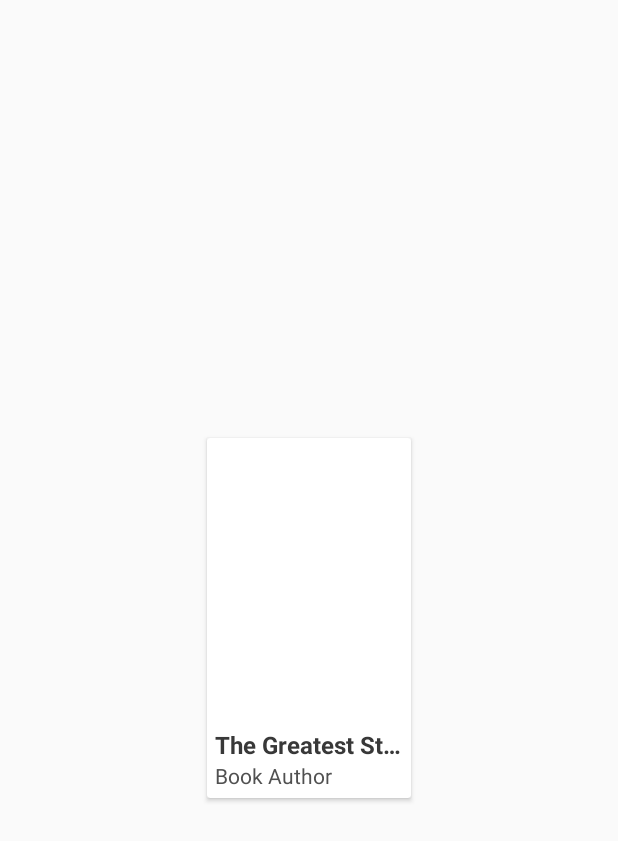
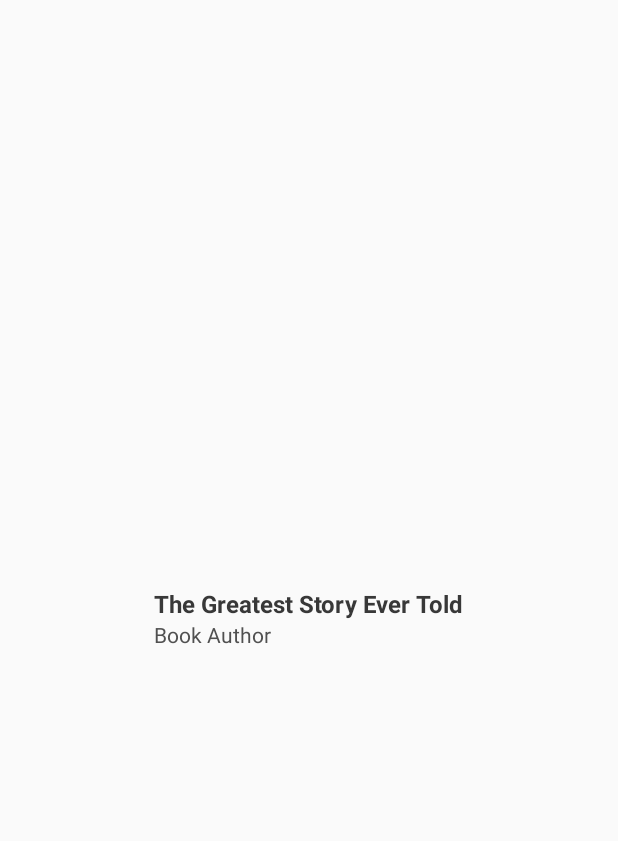
Before and after one commit to FindawayWorld/professorx, an Android app: the layout list_item.xml on its own in the app's theme, with its tools: preview values and no code run, on a phone screen of 412 x 824 dp. Shown: the top 841 px of the screen. Run offline under Robolectric (Android 15) with nearby library versions, the phone set to English and light mode, and no system bars.

Commit message:
finished up recycler view
finished up coding recycler view. now it displays list of audiobooks to
user

```diff
--- a/app/src/main/java/com/findaway/audioengine/sample/audiobooks/LibraryFragment.java
+++ b/app/src/main/java/com/findaway/audioengine/sample/audiobooks/LibraryFragment.java
@@ -68,6 +68,7 @@ public class LibraryFragment extends Fragment implements AudiobookView {
         mContentListView = (RecyclerView)view.findViewById(R.id.gridview);
         mContentListView.setLayoutManager(mContentLayoutManager);
 
+
         mContentAdapter = new ContentAdapter(getActivity(), new ArrayList<Content>());
         mContentListView.setAdapter(mContentAdapter);
 
--- a/app/src/main/res/layout/list_item.xml
+++ b/app/src/main/res/layout/list_item.xml
@@ -1,13 +1,11 @@
 <?xml version="1.0" encoding="utf-8"?>
-<android.support.v7.widget.CardView
+<FrameLayout
     xmlns:android="http://schemas.android.com/apk/res/android"
-    xmlns:card_view="http://schemas.android.com/apk/res-auto"
     android:id="@+id/cardView"
     android:layout_gravity="center"
     android:layout_width="wrap_content"
     android:layout_height="wrap_content"
     android:layout_margin="10dp"
-    android:onClick="bookSelected"
     android:foreground="?android:attr/selectableItemBackground">
 
     <LinearLayout
@@ -17,11 +15,6 @@
         android:layout_gravity="center_horizontal"
         android:orientation="vertical">
 
-        <ImageView
-            android:id="@+id/cover"
-            android:layout_width="125dip"
-            android:layout_height="188dip"
-            android:contentDescription=""/>
 
         <TextView
             android:id="@+id/title"
@@ -34,4 +27,4 @@
             style="@style/DetailsField"/>
     </LinearLayout>
 
-</android.support.v7.widget.CardView>
+</FrameLayout>
```
Also changed, not shown: app/src/main/java/com/findaway/audioengine/sample/audiobooks/ContentAdapter.java (+4 -4 lines), app/src/main/java/com/findaway/audioengine/sample/audiobooks/ListViewHolder.java (+7 -6 lines).
